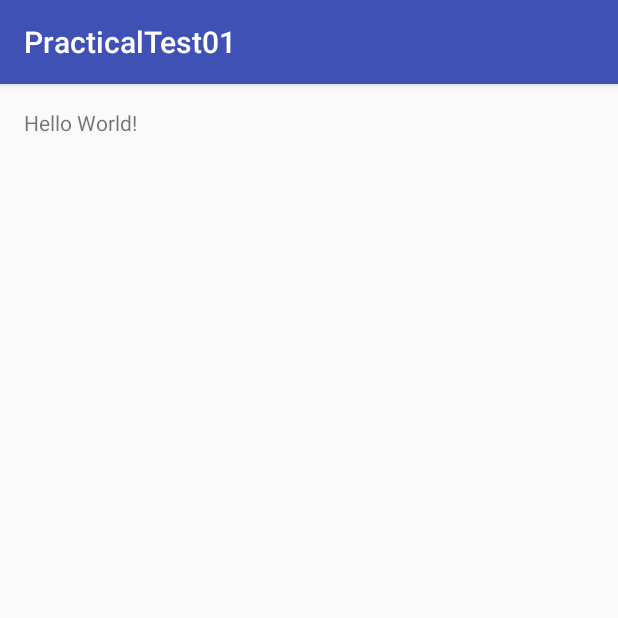
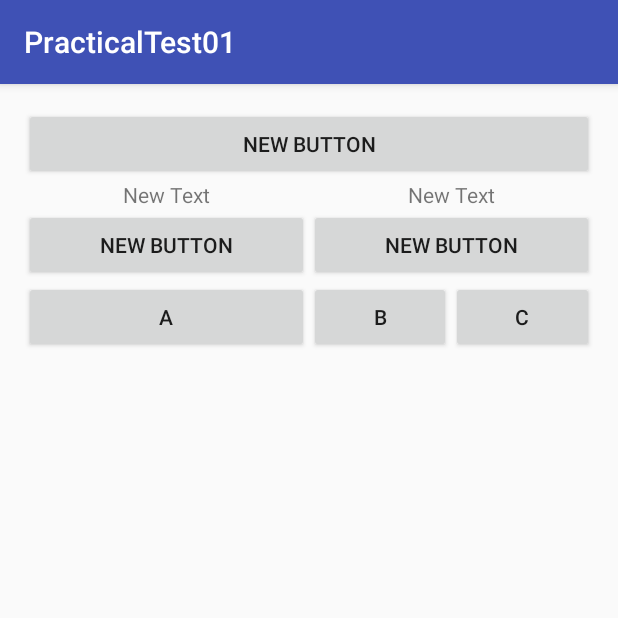
Before and after one commit to Matei94/PracticalTest01, an Android app: the screen it shows after launch (PracticalTest01MainActivity), on a phone screen of 412 x 824 dp, the top half of it. Run offline under Robolectric (Android 15) with nearby library versions, the phone set to English and light mode, and no system bars.

Commit message:
add some elemenets in layout

```diff
--- a/PracticalTest01/app/src/main/res/layout/activity_practical_test01_main.xml
+++ b/PracticalTest01/app/src/main/res/layout/activity_practical_test01_main.xml
@@ -9,8 +9,101 @@
     android:paddingTop="@dimen/activity_vertical_margin"
     tools:context="practicaltest01.eim.systems.cs.pub.ro.practicaltest01.PracticalTest01MainActivity">
 
+
+    <Button
+        android:layout_width="wrap_content"
+        android:layout_height="wrap_content"
+        android:text="New Button"
+        android:id="@+id/button"
+        android:layout_alignParentTop="true"
+        android:layout_alignParentLeft="true"
+        android:layout_alignParentStart="true"
+        android:layout_alignParentRight="true"
+        android:layout_alignParentEnd="true" />
+
     <TextView
         android:layout_width="wrap_content"
         android:layout_height="wrap_content"
-        android:text="Hello World!" />
+        android:text="New Text"
+        android:id="@+id/fakeView"
+        android:width="0dp"
+        android:height="0dp"
+        android:layout_below="@+id/button"
+        android:layout_centerHorizontal="true" />
+
+    <TextView
+        android:layout_width="wrap_content"
+        android:layout_height="wrap_content"
+        android:text="New Text"
+        android:id="@+id/textView2"
+        android:layout_below="@+id/button"
+        android:layout_alignParentLeft="true"
+        android:gravity="center"
+        android:layout_toLeftOf="@+id/fakeView"
+        android:layout_toStartOf="@+id/fakeView" />
+
+    <TextView
+        android:layout_width="wrap_content"
+        android:layout_height="wrap_content"
+        android:text="New Text"
+        android:id="@+id/textView3"
+        android:layout_below="@+id/button"
+        android:layout_alignParentRight="true"
+        android:gravity="center"
+        android:layout_toRightOf="@+id/fakeView"
+        android:layout_toEndOf="@+id/fakeView"
+        android:enabled="true" />
+
+    <Button
+        android:layout_width="wrap_content"
+        android:layout_height="wrap_content"
+        android:text="New Button"
+        android:id="@+id/button2"
+        android:layout_below="@+id/textView2"
+        android:layout_alignParentLeft="true"
+        android:layout_alignRight="@+id/fakeView"
+        android:layout_alignEnd="@+id/fakeView" />
+
+    <Button
+        android:layout_width="wrap_content"
+        android:layout_height="wrap_content"
+        android:text="New Button"
+        android:id="@+id/button3"
+        android:layout_alignParentRight="true"
+        android:layout_below="@+id/textView2"
+        android:layout_alignLeft="@+id/fakeView"
+        android:layout_alignStart="@+id/fakeView" />
+
+    <LinearLayout
+        android:orientation="horizontal"
+        android:layout_width="match_parent"
+        android:layout_height="match_parent"
+        android:layout_below="@+id/button2"
+        android:layout_alignParentLeft="true"
+        android:weightSum="4"
+        android:layout_alignParentStart="true">
+
+        <Button
+            android:layout_width="0dp"
+            android:layout_height="wrap_content"
+            android:layout_weight="2"
+            android:text="A"
+            android:id="@+id/button4" />
+
+        <Button
+            android:layout_width="0dp"
+            android:layout_height="wrap_content"
+            android:text="B"
+            android:layout_weight="1"
+            android:id="@+id/button5" />
+
+        <Button
+            android:layout_width="0dp"
+            android:layout_height="wrap_content"
+            android:text="C"
+            android:layout_weight="1"
+            android:id="@+id/button6" />
+
+
+    </LinearLayout>
 </RelativeLayout>
```
